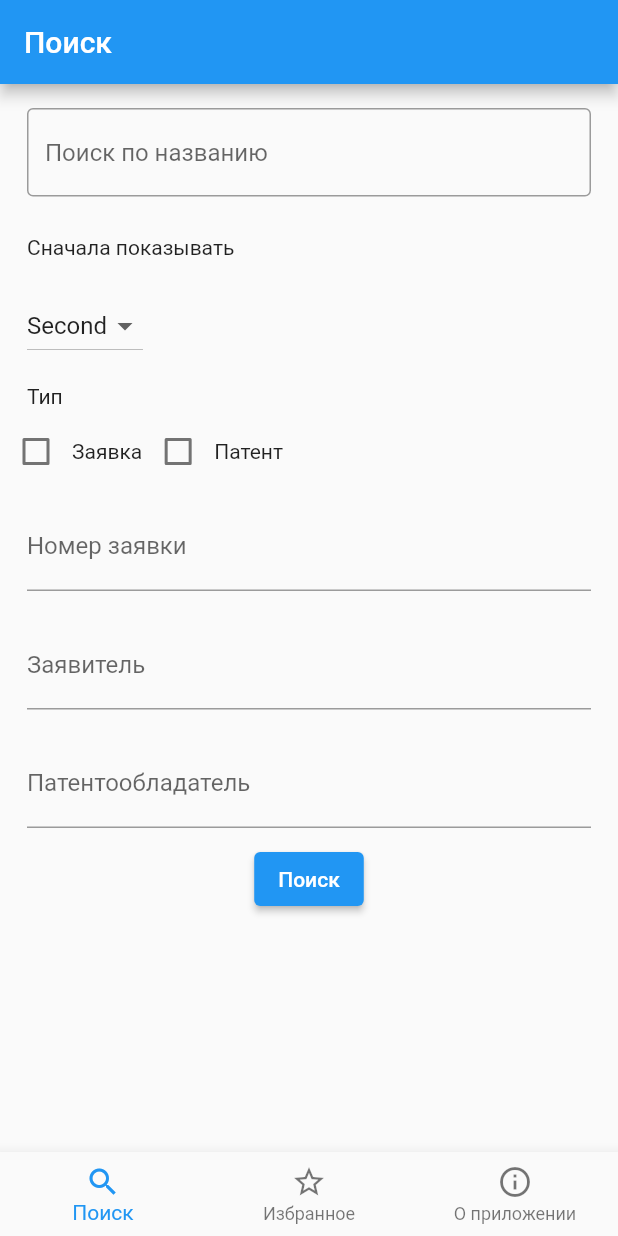
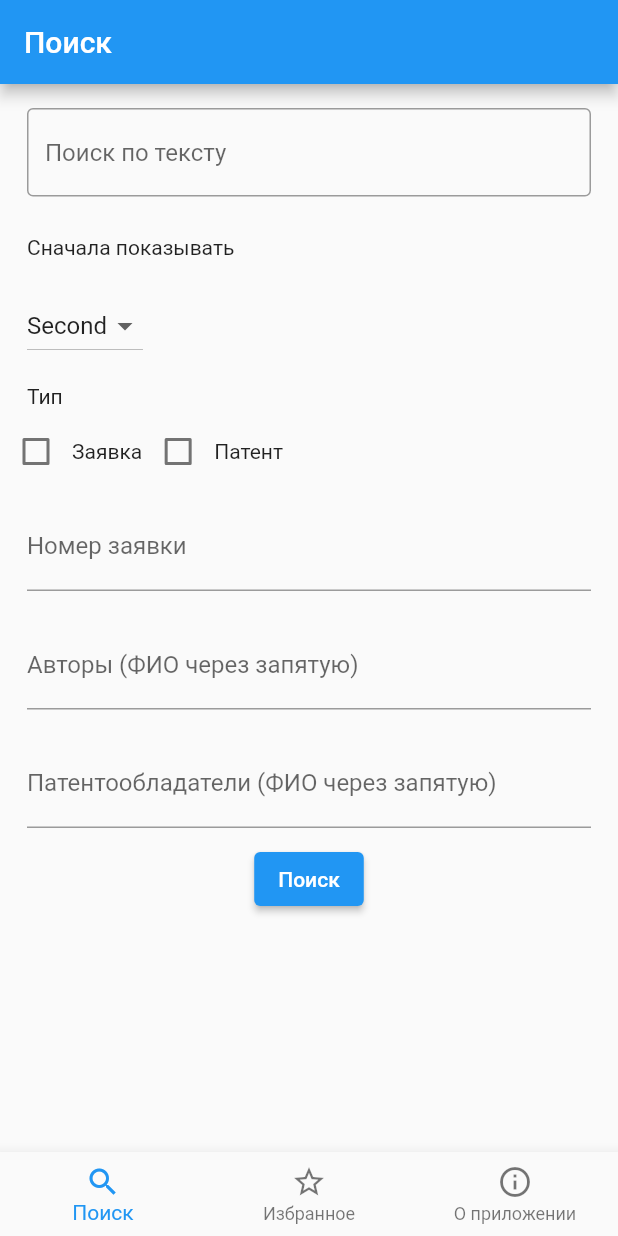
Before and after one commit to ArtemSorin/Rospatent, a Flutter app: the screen it shows after launch, on a phone screen of 412 x 824 dp. Run offline on Flutter 3.47's test engine with Material 2 defaults, Android fonts, the light colour scheme and no system bars.

Commit message:
Связка интерфейса с поиском

```diff
--- a/flutter_application1/lib/patent_api.dart
+++ b/flutter_application1/lib/patent_api.dart
@@ -1,6 +1,8 @@
 import 'dart:convert';
 import 'package:http/http.dart' as http;
 import 'auth/secrets.dart' as secrets;
+
+PatentAPI api = PatentAPI();
 
 class PatentAPI {
   String url = "https://searchplatform.rospatent.gov.ru/patsearch/v0.2/";
@@ -312,7 +314,7 @@ class FindParams {
       data["include_facets"] = 0;
     }
 
-    if (filter != null) data["filter"] = filter!.getJson();
+    if (filter != null) data["filter"] = json.decode(filter!.getJson());
 
     return jsonEncode(data);
   }
--- a/flutter_application1/lib/screen_list_page.dart
+++ b/flutter_application1/lib/screen_list_page.dart
@@ -1,5 +1,6 @@
 import 'package:flutter/material.dart';
 import 'list_page.dart';
+import 'models/search_page_model.dart' as model;
 
 class ScreenA extends StatefulWidget {
   const ScreenA({Key? key}) : super(key: key);
@@ -12,6 +13,9 @@ class _ScreenA extends State<ScreenA> {
   int _value = 1;
   bool isCheckedFirst = false;
   bool isCheckedSecond = false;
+  TextEditingController searchTextController = TextEditingController();
+  TextEditingController patenteeTextController = TextEditingController();
+  TextEditingController authorsTextController = TextEditingController();
 
   @override
   Widget build(BuildContext context) {
@@ -20,12 +24,13 @@ class _ScreenA extends State<ScreenA> {
         body: Column(
           crossAxisAlignment: CrossAxisAlignment.start,
           children: <Widget>[
-            const Padding(
-              padding: EdgeInsets.symmetric(horizontal: 18, vertical: 16),
+            Padding(
+              padding: const EdgeInsets.symmetric(horizontal: 18, vertical: 16),
               child: TextField(
-                decoration: InputDecoration(
+                controller: searchTextController,
+                decoration: const InputDecoration(
                   border: OutlineInputBorder(),
-                  hintText: 'Поиск по названию',
+                  hintText: 'Поиск по тексту',
                 ),
               ),
             ),
@@ -113,9 +118,10 @@ class _ScreenA extends State<ScreenA> {
             Padding(
               padding: const EdgeInsets.symmetric(horizontal: 18, vertical: 10),
               child: TextFormField(
+                controller: authorsTextController,
                 decoration: const InputDecoration(
                   border: UnderlineInputBorder(),
-                  labelText: 'Заявитель',
+                  labelText: 'Авторы (ФИО через запятую)',
                 ),
               ),
             ),
@@ -125,18 +131,20 @@ class _ScreenA extends State<ScreenA> {
                 vertical: 10,
               ),
               child: TextFormField(
+                controller: patenteeTextController,
                 decoration: const InputDecoration(
                   border: UnderlineInputBorder(),
-                  labelText: 'Патентообладатель',
+                  labelText: 'Патентообладатели (ФИО через запятую)',
                 ),
               ),
             ),
             Center(
               child: ElevatedButton(
                 onPressed: () {
-                  //api.FindParams params = new api.FindParams();
-                  //params.formal = "патент";
-                  //params.informal = "патент";
+                  model.SearchPageModel.onSearchClicked(
+                      searchTextController.text,
+                      patentee: patenteeTextController.text,
+                      authors: authorsTextController.text);
 
                   //Route route =
                   //MaterialPageRoute(builder: (context) => SecondHome());
```
Also changed, not shown: flutter_application1/lib/models/search_page_model.dart (added, +32 -0 lines), flutter_application1/pubspec.lock.
